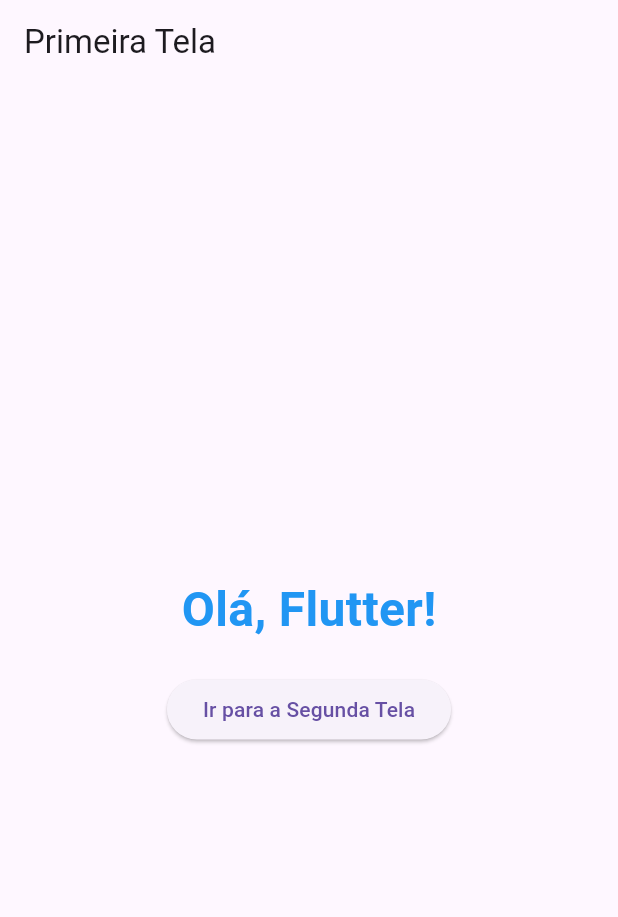
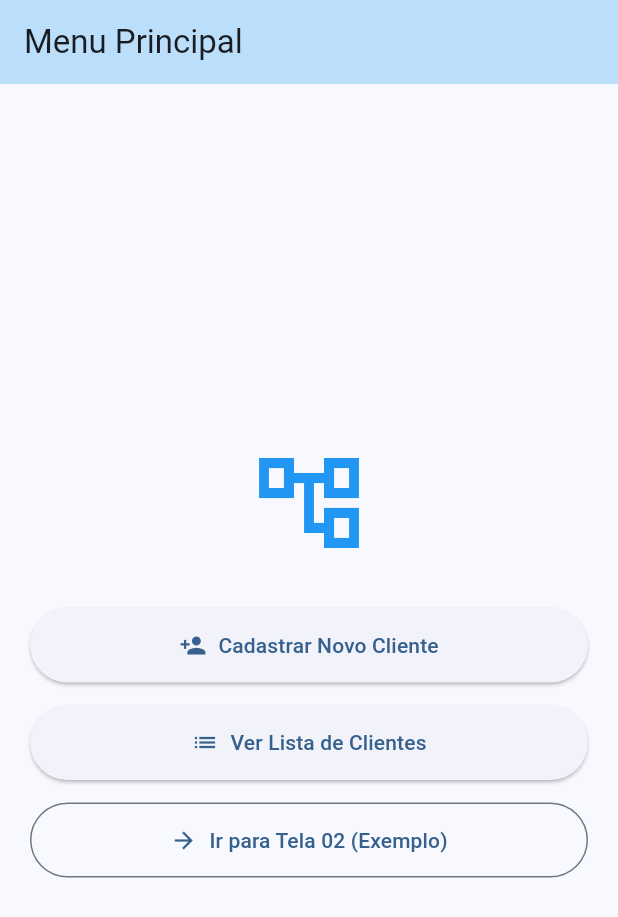
Before and after one commit to MiguelToller/MobileApp-repo, a Flutter app: the screen it shows after launch, on a phone screen of 412 x 824 dp. Shown: the top 917 px of the screen. Run offline on Flutter 3.47's test engine with Material 3 defaults, Android fonts, the phone set to English and light mode, and no system bars.

Commit message:
feature: adição de cadastro de clientes

```diff
--- /dev/null
+++ b/app_flutter/lib/exemplos/listar.dart
@@ -0,0 +1,51 @@
+import 'package:flutter/material.dart';
+
+// Modelo simples de Cliente
+class Cliente {
+  final String nome;
+  final String cpf;
+  final String telefone;
+
+  Cliente({required this.nome, required this.cpf, required this.telefone});
+}
+
+// Lista de clientes cadastrados
+List<Cliente> listaClientes = [];
+
+class ListarClientesPage extends StatelessWidget {
+  const ListarClientesPage({super.key});
+
+  @override
+  Widget build(BuildContext context) {
+    return Scaffold(
+      appBar: AppBar(title: const Text('Listar Clientes')),
+      body: Padding(
+        padding: const EdgeInsets.all(16),
+        child: Builder(
+          builder: (context) {
+            if (listaClientes.isEmpty) {
+              // Se não tiver clientes cadastrados
+              return const Center(child: Text('Nenhum cliente cadastrado'));
+            } else {
+              // Se tiver clientes cadastrados
+              return ListView.builder(
+                itemCount: listaClientes.length,
+                itemBuilder: (context, index) {
+                  final cliente = listaClientes[index];
+                  return Card(
+                    child: ListTile(
+                      title: Text(cliente.nome),
+                      subtitle: Text(
+                        'CPF: ${cliente.cpf}\nTelefone: ${cliente.telefone}',
+                      ),
+                    ),
+                  );
+                },
+              );
+            }
+          },
+        ),
+      ),
+    );
+  }
+}
--- a/app_flutter/lib/main.dart
+++ b/app_flutter/lib/main.dart
@@ -1,7 +1,8 @@
 import 'package:flutter/material.dart';
 import 'telas/tela_01.dart';
 import 'telas/tela_02.dart';
-
+import 'exemplos/cadastro.dart';
+import 'exemplos/listar.dart';
 
 void main() {
   runApp(const MyApp());
@@ -10,26 +11,33 @@ void main() {
 class MyApp extends StatelessWidget {
   const MyApp({super.key});
 
-  // This widget is the root of your application.
   @override
   Widget build(BuildContext context) {
     return MaterialApp(
       debugShowCheckedModeBanner: false,
+      title: 'App de Clientes',
+      theme: ThemeData(
+        colorScheme: ColorScheme.fromSeed(seedColor: Colors.blue),
+        useMaterial3: true,
+      ),
+      // Definição das rotas
       initialRoute: '/',
       routes: {
         '/': (context) => const PrimeiraTela(),
         '/segunda': (context) => const SegundaTela(),
+        '/cadastro': (context) => const CadastroClientePage(),
+        '/listar': (context) => const ListarClientesPage(),
       },
     );
   }
 }
 
 class MyText extends StatelessWidget {
-  const MyText ({super.key});
+  const MyText({super.key});
 
   @override
   Widget build(BuildContext context) {
-    return Text (
+    return Text(
       'Hello World!',
       style: TextStyle(
         fontSize: 32,
@@ -41,7 +49,7 @@ class MyText extends StatelessWidget {
 }
 
 class MyTextStateful extends StatefulWidget {
-  const MyTextStateful ({super.key});
+  const MyTextStateful({super.key});
 
   @override
   State<MyTextStateful> createState() => _MyTextStatefulState();
@@ -56,7 +64,7 @@ class _MyTextStatefulState extends State<MyTextStateful> {
     });
   }
 
-@override
+  @override
   Widget build(BuildContext context) {
     // Retorne apenas o conteúdo, sem criar um "novo app" aqui dentro
     return Column(
--- a/app_flutter/lib/telas/tela_01.dart
+++ b/app_flutter/lib/telas/tela_01.dart
@@ -1,43 +1,71 @@
 import 'package:flutter/material.dart';
 
-// Define a classe da Primeira Tela, que é um widget sem estado (StatelessWidget)
 class PrimeiraTela extends StatelessWidget {
-  const PrimeiraTela({super.key}); // Construtor da PrimeiraTela, recebendo uma Key opcional
+  const PrimeiraTela({super.key});
 
   @override
   Widget build(BuildContext context) {
-    // Método build: monta a interface gráfica da tela
-    // Scaffold cria a estrutura básica da tela (AppBar + Body)
     return Scaffold(
-      // Cria a barra superior (AppBar)
       appBar: AppBar(
-        title: const Text('Primeira Tela'), // Texto mostrado na AppBar
+        title: const Text('Menu Principal'),
+        backgroundColor: Colors.blue.shade100,
       ),
-      // Centraliza todo o conteúdo no meio da tela
       body: Center(
-        // Organiza vários widgets em coluna (um abaixo do outro)
+        child: Padding(
+          padding: const EdgeInsets.all(20.0),
           child: Column(
-          mainAxisAlignment: MainAxisAlignment.center, // Alinha os widgets verticalmente ao centro
-          // Lista de widgets filhos
+            mainAxisAlignment: MainAxisAlignment.center,
+            crossAxisAlignment: CrossAxisAlignment
+                .stretch, // Faz os botões ocuparem a mesma largura
             children: [
-            const Text(
-              'Olá, Flutter!',
-              style: TextStyle(
-                fontSize: 32,
-                fontWeight: FontWeight.bold, // Fonte em negrito
-                color: Colors.blue, // Cor azul para o texto
+              const Icon(
+                Icons.account_tree_outlined,
+                size: 80,
+                color: Colors.blue,
+              ),
+              const SizedBox(height: 30),
+
+              // Botão para Tela de Cadastro
+              ElevatedButton.icon(
+                onPressed: () {
+                  Navigator.pushNamed(context, '/cadastro');
+                },
+                icon: const Icon(Icons.person_add),
+                label: const Text('Cadastrar Novo Cliente'),
+                style: ElevatedButton.styleFrom(
+                  padding: const EdgeInsets.all(15),
                 ),
               ),
-            const SizedBox(height: 20), // Espaço em branco de 20 pixels entre o texto e o botão
-            // Botão elevado (estilo Material Design)
-            ElevatedButton(
-              // Função chamada quando o botão for pressionado
+
+              const SizedBox(height: 15),
+
+              // Botão para Tela de Listagem
+              ElevatedButton.icon(
                 onPressed: () {
-                Navigator.pushNamed(context, '/segunda'); // Navega para a rota '/segunda'
+                  Navigator.pushNamed(context, '/listar');
                 },
-              child: const Text('Ir para a Segunda Tela'), // Texto que aparece dentro do botão
+                icon: const Icon(Icons.list),
+                label: const Text('Ver Lista de Clientes'),
+                style: ElevatedButton.styleFrom(
+                  padding: const EdgeInsets.all(15),
+                ),
+              ),
+
+              const SizedBox(height: 15),
+
+              // Botão para a antiga Tela 02
+              OutlinedButton.icon(
+                onPressed: () {
+                  Navigator.pushNamed(context, '/segunda');
+                },
+                icon: const Icon(Icons.arrow_forward),
+                label: const Text('Ir para Tela 02 (Exemplo)'),
+                style: OutlinedButton.styleFrom(
+                  padding: const EdgeInsets.all(15),
+                ),
               ),
             ],
+          ),
         ),
       ),
     );
```
Also changed, not shown: app_flutter/lib/exemplos/cadastro.dart (added, +114 -0 lines). Lines whose indentation alone changed are shown as unchanged.
